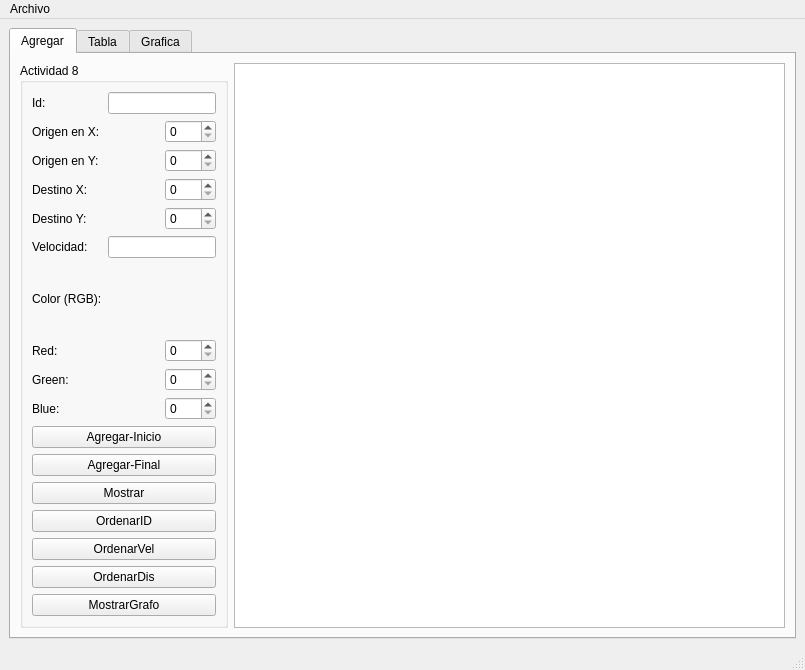
Qt form mainwindow.ui (UrielBorbon/Actividad_11-QFileDialog-) before a commit.
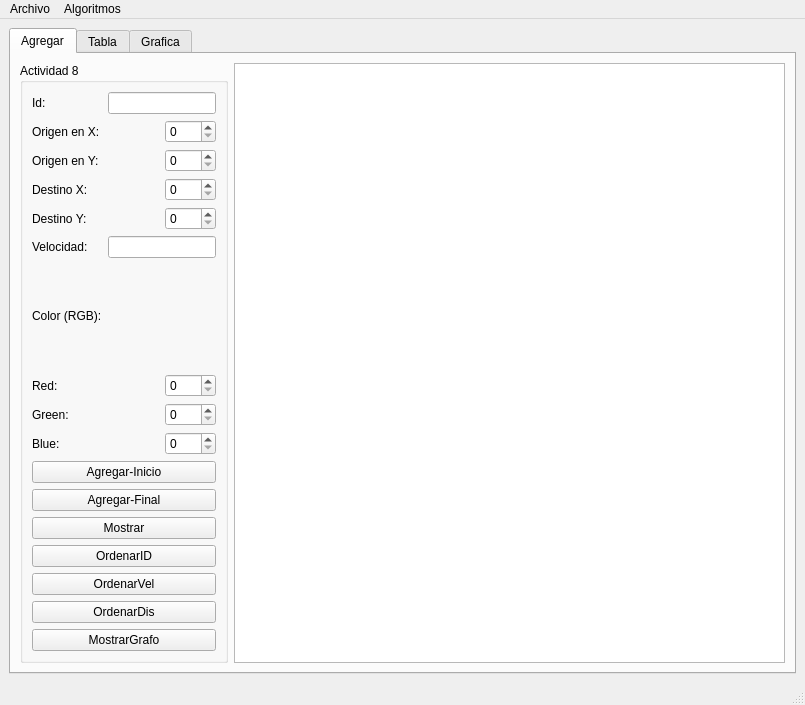
The same form after that commit.

Commit message: Interfaz de con pestania de algoritmos

The edit to the form file:
```diff
--- a/mainwindow.ui
+++ b/mainwindow.ui
@@ -7,7 +7,7 @@
     <x>0</x>
     <y>0</y>
     <width>805</width>
-    <height>670</height>
+    <height>705</height>
    </rect>
   </property>
   <property name="windowTitle">
@@ -288,7 +288,15 @@
     <addaction name="actionAbrir"/>
     <addaction name="actionGuardar"/>
    </widget>
+   <widget class="QMenu" name="menuAlgoritmos">
+    <property name="title">
+     <string>Algoritmos</string>
+    </property>
+    <addaction name="actionAmplitud"/>
+    <addaction name="actionProfundidad"/>
+   </widget>
    <addaction name="menuArchivo"/>
+   <addaction name="menuAlgoritmos"/>
   </widget>
   <widget class="QStatusBar" name="statusbar"/>
   <action name="actionAbrir">
```
Left out of the diff: 10 changed lines with no effect on the pictures.
